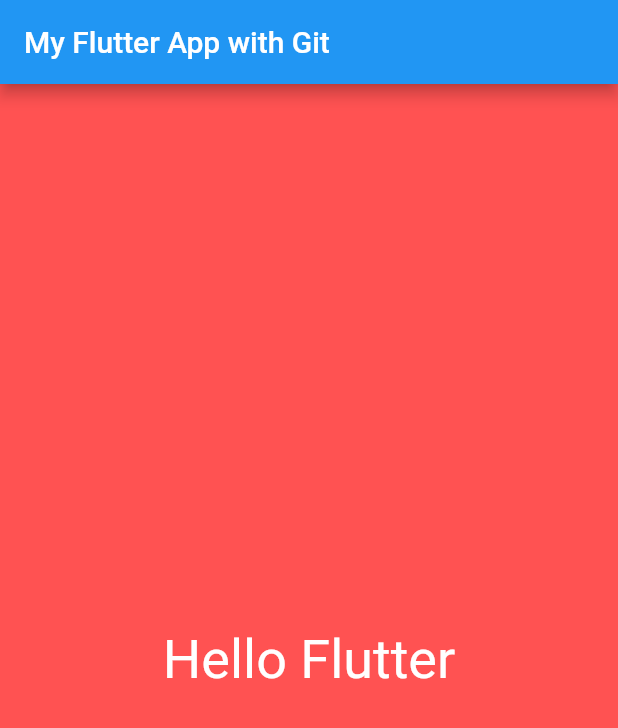
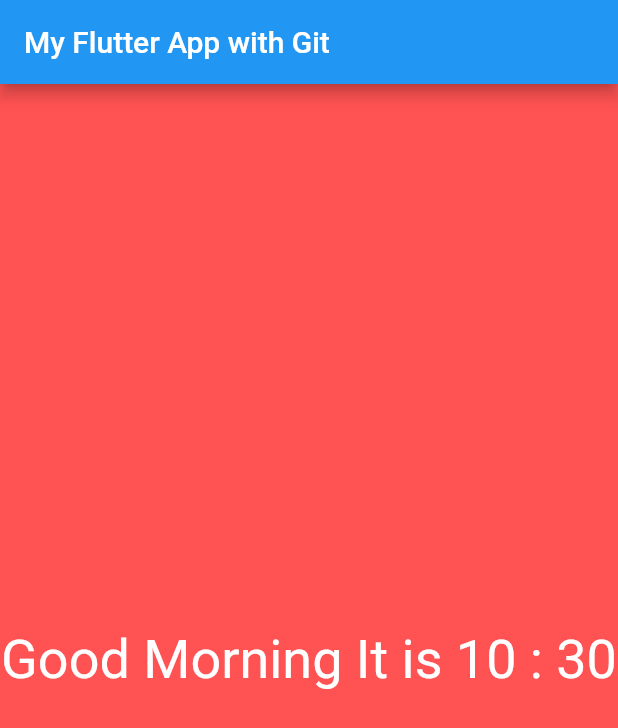
Before and after one commit to Mohanaraj-Sam/hello_flutter, a Flutter app: the screen it shows after launch, on a phone screen of 412 x 824 dp. Shown: the top 728 px of the screen. Run offline on Flutter 3.47's test engine with Material 2 defaults, Android fonts, the phone set to English and light mode, and no system bars.

```diff
--- a/lib/screens/home.dart
+++ b/lib/screens/home.dart
@@ -8,7 +8,7 @@ class Home extends StatelessWidget{
       color: Colors.redAccent,
       child:Center(
         child:Text(
-          "Hello Flutter",
+          sayHello(),
           textDirection: TextDirection.ltr,
           style: TextStyle(color: Colors.white,fontSize: 36.0),
 
@@ -18,3 +18,23 @@ class Home extends StatelessWidget{
   }
 
 }
+String sayHello(){
+  String hello;
+  DateTime now = new DateTime.now();// object to get current time
+  int hour = now.hour;
+  int minute = now.minute;
+  if(hour < 12){
+    hello = "Good Morning";
+
+  }
+  else if(hour < 18){
+    hello = "Good Afternoon";
+
+  }
+  else{
+    hello = "Good Evening";
+
+  }
+
+  return hello + " It is " + hour.toString() + " : " + minute.toString();
+}
```
Also changed, not shown: lib/main.dart (line endings or trailing spaces).
